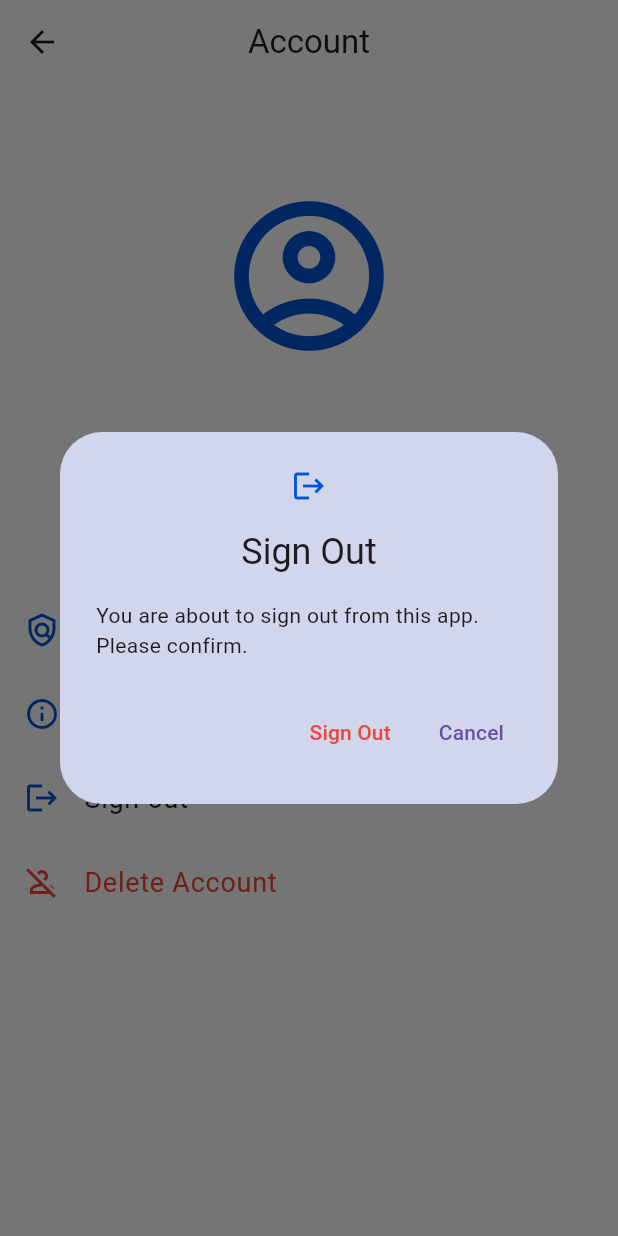
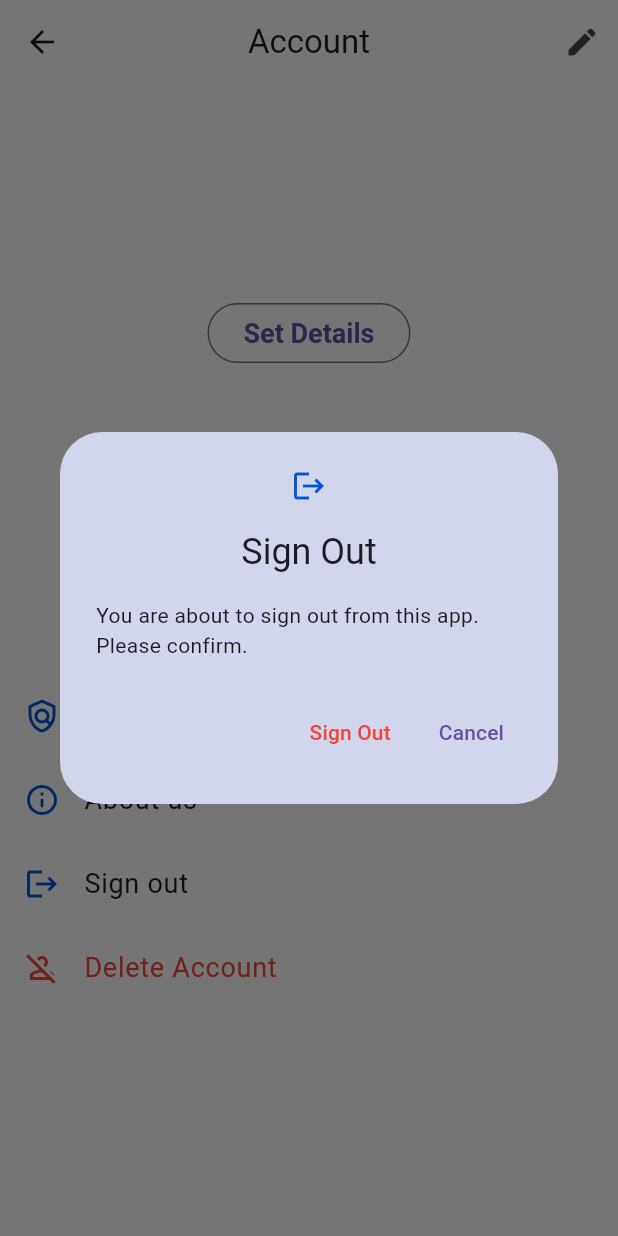
Before and after one commit to SamuelWakoli/qaizen_car_rental, a Flutter app: the UserProfile screen opened directly, after a tap on "Sign out", on a phone screen of 412 x 824 dp. Run offline on Flutter 3.47's test engine with Material 2 defaults, Android fonts, the light colour scheme and no system bars; drawn by our look-alikes of cached_network_image; our stand-ins replace cloud_firestore, easy_dynamic_theme, firebase_auth, firebase_core, firebase_storage, font_awesome_flutter and 7 more; missing offline and left inert: bottom_bar_page_transition, firebase_ui_auth, firebase_ui_oauth_google, flutter_phone_direct_caller, location_picker_flutter_map; accounts and stored records are empty; network calls fail.

Commit message:
profile screen redesign

```diff
--- a/lib/ui/pages/home_screen.dart
+++ b/lib/ui/pages/home_screen.dart
@@ -305,10 +305,10 @@ class _HomeScreenState extends State<HomeScreen> with TickerProviderStateMixin {
                     const Divider(),
                     ListTile(
                       leading: Icon(
-                        Icons.policy_outlined,
+                        Icons.rule_sharp,
                         color: Theme.of(context).primaryColor,
                       ),
-                      title: const Text("Terms and Conditions"),
+                      title: const Text("Terms of Service"),
                       onTap: () => nextPage(
                           context: context, page: const TermsConditionsPage()),
                     ),
--- a/lib/ui/pages/terms_conditions.dart
+++ b/lib/ui/pages/terms_conditions.dart
@@ -12,7 +12,7 @@ class _TermsConditionsPageState extends State<TermsConditionsPage> {
   Widget build(BuildContext context) {
     return Scaffold(
       appBar: AppBar(
-        title: const Text('Terms and Conditions'),
+        title: const Text('Terms of Service'),
         centerTitle: true,
       ),
       body: Center(
--- a/lib/ui/pages/user_profile.dart
+++ b/lib/ui/pages/user_profile.dart
@@ -1,26 +1,29 @@
 import 'package:cached_network_image/cached_network_image.dart';
+import 'package:cloud_firestore/cloud_firestore.dart';
 import 'package:firebase_auth/firebase_auth.dart';
+import 'package:firebase_storage/firebase_storage.dart';
 import 'package:flutter/material.dart';
-import 'package:qaizen_car_rental/ui/pages/about_page.dart';
-import 'package:qaizen_car_rental/ui/pages/terms_conditions.dart';
+import 'package:qaizen_car_rental/ui/pages/edit_account.dart';
 
 import '../widgets/widgets.dart';
+import 'about_page.dart';
+import 'terms_conditions.dart';
 
 class UserProfile extends StatefulWidget {
-  const UserProfile({Key? key}) : super(key: key);
+  const UserProfile({super.key});
 
   @override
   State<UserProfile> createState() => _UserProfileState();
 }
 
+String userName = '', phone = '';
+
 class _UserProfileState extends State<UserProfile> {
-  double tileFontSize = 18.0;
-
   String userprofileUrl =
       FirebaseAuth.instance.currentUser!.photoURL.toString();
-
+  String? writersUsername, writersPhone, writersEmail;
   String userEmail = FirebaseAuth.instance.currentUser!.email.toString();
-  String username = FirebaseAuth.instance.currentUser!.displayName.toString();
+  double tileFontSize = 18.0;
 
   @override
   Widget build(BuildContext context) {
@@ -28,25 +31,75 @@ class _UserProfileState extends State<UserProfile> {
       appBar: AppBar(
         centerTitle: true,
         title: const Text("Account"),
-        actions: [],
+        actions: [
+          IconButton(
+            onPressed: () {
+              nextPage(context: context, page: const EditAccountPage());
+            },
+            icon: const Icon(Icons.edit),
+            tooltip: "Edit Account",
           ),
-      body: SingleChildScrollView(
+        ],
+      ),
+      body: ListView(
+        children: [
+          const SizedBox(
+            height: 60,
+          ),
+          Center(
+            child: StreamBuilder(
+                stream: FirebaseFirestore.instance
+                    .collection("users")
+                    .doc(userEmail)
+                    .snapshots(),
+                builder: (context, snapshot) {
+                  if (!snapshot.hasData) {
+                    return const Center(
+                      child: CircularProgressIndicator(),
+                    );
+                  }
+
+                  if (!snapshot.data!.exists) {
+                    return const Text(
+                        "Click the top right edit icon button to setup your account.");
+                  }
+
+                  userName = snapshot.data!["name"];
+                  phone = snapshot.data!["phone"];
+
+                  return SizedBox(
+                    width: 320,
                     child: Column(
                       children: [
-            const SizedBox(height: 28.0),
+                        const SizedBox(height: 26.0),
                         ClipRRect(
                           borderRadius: BorderRadius.circular(100),
                           child: SizedBox(
-                height: 200,
-                width: 200,
+                            height: 160,
+                            width: 160,
                             child: CachedNetworkImage(
+                              fit: BoxFit.cover,
                               imageUrl: userprofileUrl,
-                  fit: BoxFit.cover,
+                              progressIndicatorBuilder:
+                                  (context, url, downloadProgress) => Center(
+                                child: CircularProgressIndicator(
+                                  value: downloadProgress.progress,
+                                  color: Theme.of(context).primaryColor,
+                                ),
+                              ),
                               errorWidget: (cx, url, downloadProgress) {
-                    return Icon(
-                      Icons.account_circle_outlined,
-                      size: 120,
-                      color: Theme.of(context).primaryColor,
+                                return Center(
+                                  child: OutlinedButton(
+                                    onPressed: () => nextPage(
+                                        context: context,
+                                        page: const EditAccountPage()),
+                                    child: const Text(
+                                      "Set Details",
+                                      style: TextStyle(
+                                          fontSize: 18,
+                                          fontWeight: FontWeight.bold),
+                                    ),
+                                  ),
                                 );
                               },
                             ),
@@ -55,10 +108,15 @@ class _UserProfileState extends State<UserProfile> {
                         const SizedBox(height: 14.0),
                         ListTile(
                           title: Text(
-                "$username\n$userEmail",
-                style: const TextStyle(fontSize: 20),
+                            "$userName\n$userEmail\n$phone",
+                            style: const TextStyle(fontSize: 22),
                             textAlign: TextAlign.center,
                           ),
+                        ),
+                      ],
+                    ),
+                  );
+                }),
           ),
           const SizedBox(height: 18.0),
           ListTile(
@@ -183,10 +241,25 @@ class _UserProfileState extends State<UserProfile> {
                       ),
                       actions: [
                         ElevatedButton(
-                            onPressed: () {
+                          onPressed: () async {
                             // Implement the logic for confirming account deletion
                             Navigator.of(context).pop();
-                              // Perform account deletion here
+
+                            await FirebaseFirestore.instance
+                                .collection("users")
+                                .doc(userEmail)
+                                .delete();
+
+                            await FirebaseStorage.instance
+                                .ref('users_images/$userEmail/')
+                                .delete();
+
+                            await FirebaseAuth.instance.currentUser!
+                                .delete()
+                                .whenComplete(
+                                  () => Navigator.popUntil(
+                                      context, (route) => route.isFirst),
+                                );
                           },
                           child: const Text(
                             'Delete Account',
@@ -206,7 +279,6 @@ class _UserProfileState extends State<UserProfile> {
           ),
         ],
       ),
-      ),
     );
   }
 }
--- a/lib/ui/widgets/text_form_field.dart
+++ b/lib/ui/widgets/text_form_field.dart
@@ -9,14 +9,18 @@ Widget textFormField({
   required dynamic validator,
   required TextInputType textInputType,
   required TextInputAction? textInputAction,
+  int maxLines = 1,
+  String initialValue = "",
 }) {
   return Padding(
     padding: const EdgeInsets.all(8.0),
     child: TextFormField(
+      initialValue: initialValue,
       keyboardType: textInputType,
       onChanged: onChanged,
       validator: validator,
       minLines: 1,
+      maxLines: maxLines,
       cursorHeight: 22,
       cursorWidth: 2,
       cursorColor: Theme.of(context).primaryColor,
```
Also changed, not shown: lib/ui/pages/edit_account.dart (added, +363 -0 lines), lib/ui/pages/settings_screen.dart (+0 -7 lines). Lines whose indentation alone changed are shown as unchanged.
